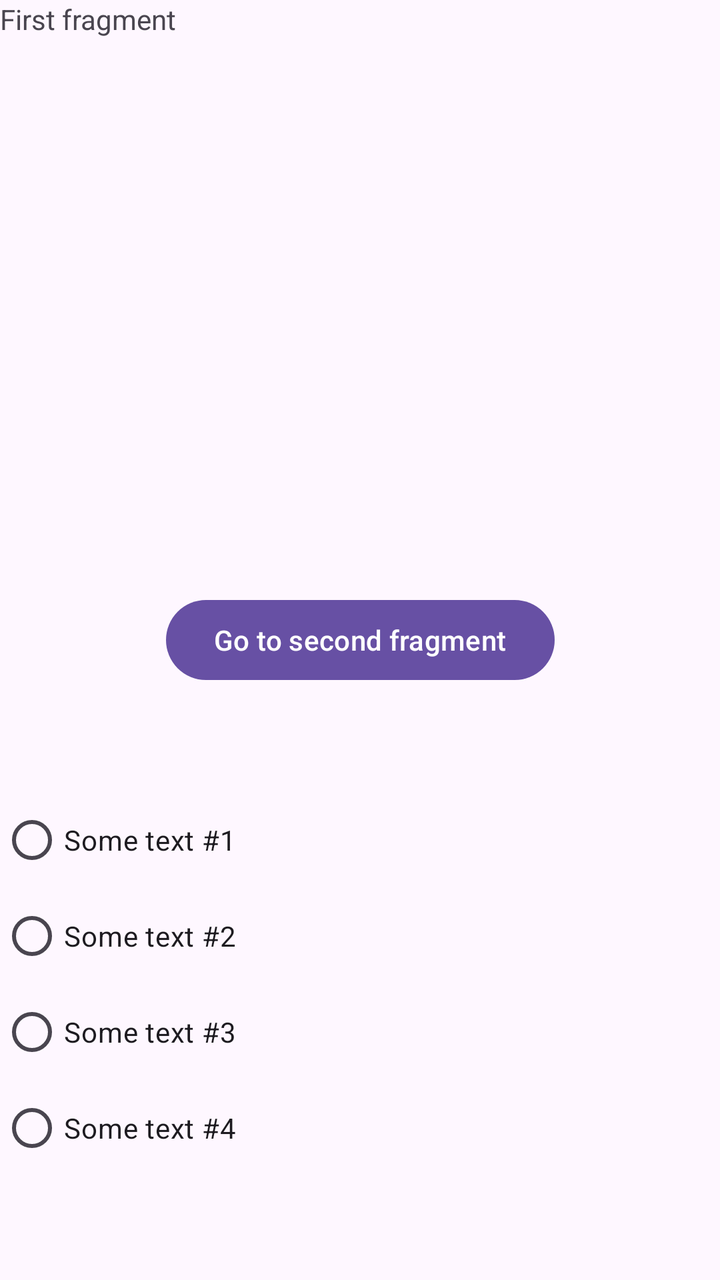
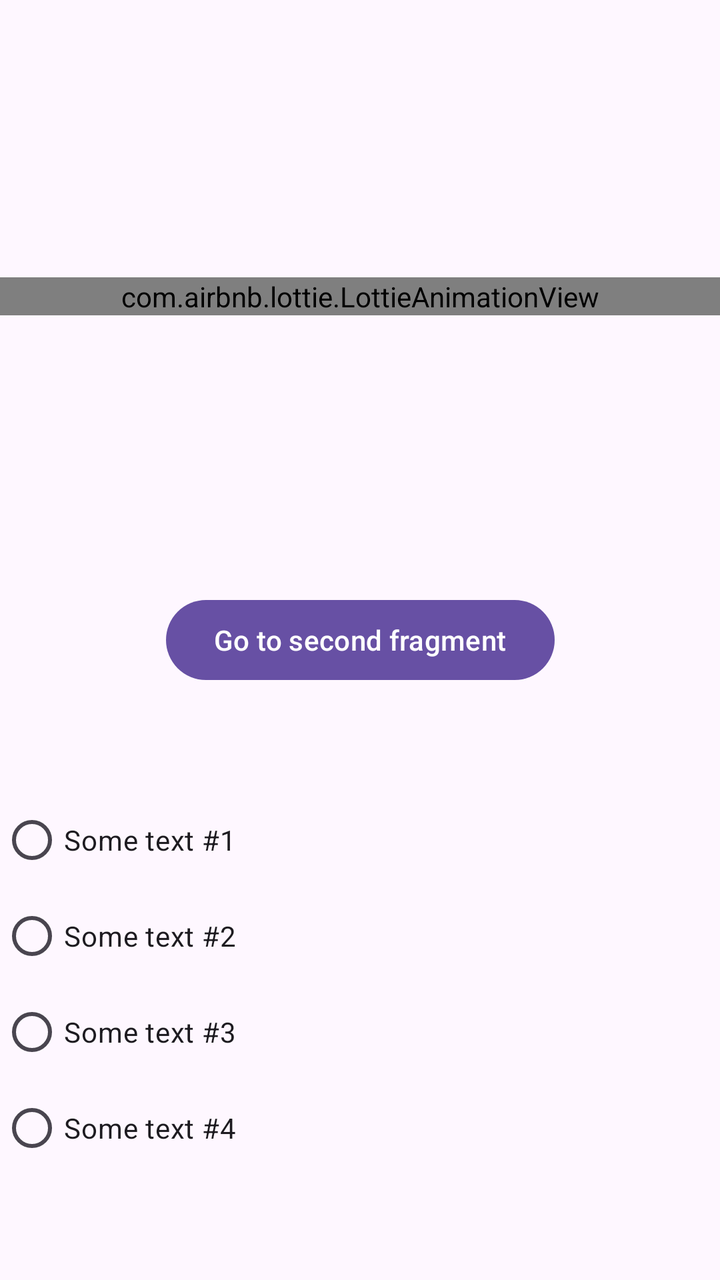

Two renders of the same Android screen: before a commit and after it. Below are the layout's source before the change and the commit's diff.
<!-- AndroidManifest.xml: application theme Theme.KotlinFirstApp -->
<!-- res/layout/fragment_first.xml -->
<?xml version="1.0" encoding="utf-8"?>
<androidx.constraintlayout.widget.ConstraintLayout xmlns:android="http://schemas.android.com/apk/res/android"
    xmlns:app="http://schemas.android.com/apk/res-auto"
    xmlns:tools="http://schemas.android.com/tools"
    android:layout_width="match_parent"
    android:layout_height="match_parent"
    tools:context=".FirstFragment"
    >

    <TextView
        android:layout_width="match_parent"
        android:layout_height="match_parent"
        android:text="First fragment"
        />

    <Button
        android:id="@+id/button"
        android:layout_width="wrap_content"
        android:layout_height="wrap_content"
        android:text="@string/button_to_second_fragment"
        app:layout_constraintBottom_toBottomOf="parent"
        app:layout_constraintEnd_toEndOf="parent"
        app:layout_constraintStart_toStartOf="parent"
        app:layout_constraintTop_toTopOf="parent"
        />

    <RadioGroup
        android:layout_width="match_parent"
        android:layout_height="wrap_content"
        app:layout_constraintBottom_toBottomOf="parent"
        app:layout_constraintEnd_toEndOf="parent"
        app:layout_constraintStart_toStartOf="parent"
        app:layout_constraintTop_toBottomOf="@id/button"
        >

        <RadioButton
            android:id="@+id/radio_button_1"
            android:layout_width="match_parent"
            android:layout_height="wrap_content"
            android:text="Some text #1"
            />

        <RadioButton
            android:id="@+id/radio_button_2"
            android:layout_width="match_parent"
            android:layout_height="wrap_content"
            android:text="Some text #2"
            />

        <RadioButton
            android:id="@+id/radio_button_3"
            android:layout_width="match_parent"
            android:layout_height="wrap_content"
            android:text="Some text #3"
            />

        <RadioButton
            android:id="@+id/radio_button_4"
            android:layout_width="match_parent"
            android:layout_height="wrap_content"
            android:text="Some text #4"
            />

    </RadioGroup>


</androidx.constraintlayout.widget.ConstraintLayout>
<!-- resources referenced by this layout -->
<resources>
  <string name="button_to_second_fragment">Go to second fragment</string>
  <style name="Theme.KotlinFirstApp" parent="Base.Theme.KotlinFirstApp" />
  <style name="Base.Theme.KotlinFirstApp" parent="Theme.Material3.DayNight.NoActionBar">
          
          
      </style>
</resources>

<!-- the commit's change to res/layout/fragment_first.xml (unified diff, before → after) -->
@@ -7,10 +7,17 @@
     tools:context=".FirstFragment"
     >
 
-    <TextView
+    <com.airbnb.lottie.LottieAnimationView
+        android:id="@+id/lottie_animation"
         android:layout_width="match_parent"
-        android:layout_height="match_parent"
-        android:text="First fragment"
+        android:layout_height="wrap_content"
+        app:layout_constraintBottom_toTopOf="@+id/button"
+        app:layout_constraintEnd_toEndOf="parent"
+        app:layout_constraintStart_toStartOf="parent"
+        app:layout_constraintTop_toTopOf="parent"
+        app:lottie_autoPlay="true"
+        app:lottie_loop="true"
+        app:lottie_rawRes="@raw/game"
         />
 
     <Button
